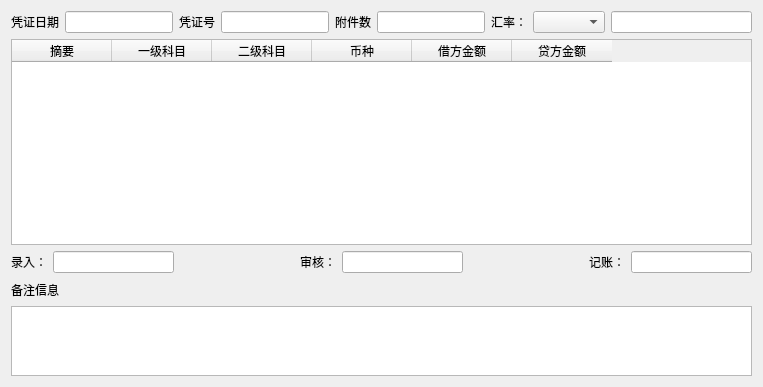
Qt form forms/historypzform.ui (wangkungit5905/PzAssistant) before a commit.
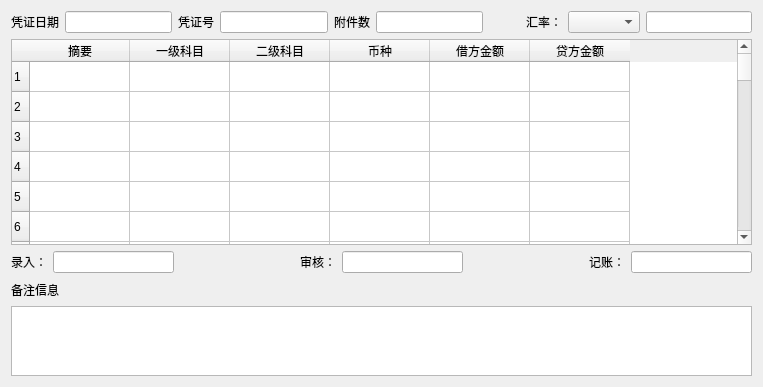
The same form after that commit. Custom widgets are drawn as their Qt base class.

```diff
--- a/forms/historypzform.ui
+++ b/forms/historypzform.ui
@@ -65,6 +65,19 @@
        </item>
       </layout>
      </item>
+     <item>
+      <spacer name="horizontalSpacer_3">
+       <property name="orientation">
+        <enum>Qt::Horizontal</enum>
+       </property>
+       <property name="sizeHint" stdset="0">
+        <size>
+         <width>40</width>
+         <height>20</height>
+        </size>
+       </property>
+      </spacer>
+     </item>
      <item>
       <layout class="QHBoxLayout" name="horizontalLayout_2">
        <item>
@@ -97,11 +110,51 @@
       <enum>QAbstractItemView::SelectRows</enum>
      </property>
      <property name="rowCount">
-      <number>0</number>
+      <number>40</number>
      </property>
      <property name="columnCount">
       <number>6</number>
      </property>
+     <row/>
+     <row/>
+     <row/>
+     <row/>
+     <row/>
+     <row/>
+     <row/>
+     <row/>
+     <row/>
+     <row/>
+     <row/>
+     <row/>
+     <row/>
+     <row/>
+     <row/>
+     <row/>
+     <row/>
+     <row/>
+     <row/>
+     <row/>
+     <row/>
+     <row/>
+     <row/>
+     <row/>
+     <row/>
+     <row/>
+     <row/>
+     <row/>
+     <row/>
+     <row/>
+     <row/>
+     <row/>
+     <row/>
+     <row/>
+     <row/>
+     <row/>
+     <row/>
+     <row/>
+     <row/>
+     <row/>
      <column>
       <property name="text">
        <string>摘要</string>
```
Left out of the diff: 2 changed lines with no effect on the pictures.
